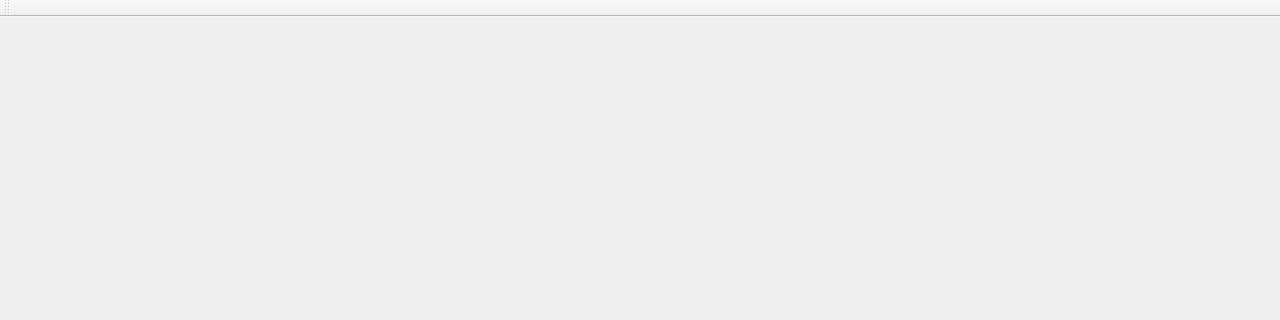
Old version of the form app/iBolit/mainwindow.ui in the repository StendhalSyndromeStudio/iNurse; both pictures show x 0 to 1280 and y 0 to 320 of the 1280 by 600 pixel window.
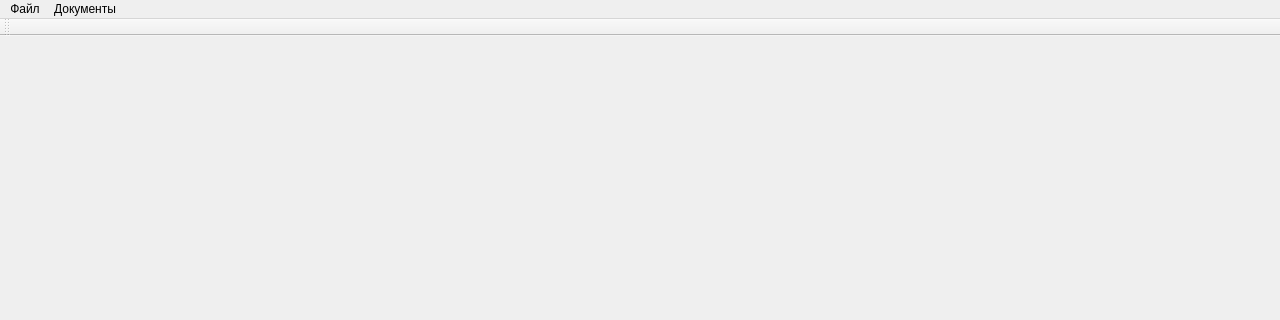
New version of the form.

Commit message: добавлены меню

```diff
--- a/app/iBolit/mainwindow.ui
+++ b/app/iBolit/mainwindow.ui
@@ -23,6 +23,20 @@
      <height>20</height>
     </rect>
    </property>
+   <widget class="QMenu" name="menu_file">
+    <property name="title">
+     <string>Файл</string>
+    </property>
+    <addaction name="action_quit"/>
+   </widget>
+   <widget class="QMenu" name="menu_doc">
+    <property name="title">
+     <string>Документы</string>
+    </property>
+    <addaction name="action_add_doc"/>
+   </widget>
+   <addaction name="menu_file"/>
+   <addaction name="menu_doc"/>
   </widget>
   <widget class="QToolBar" name="mainToolBar">
    <attribute name="toolBarArea">
```
Left out of the diff: 10 changed lines with no effect on the pictures. The commit also changes 2 other files.
